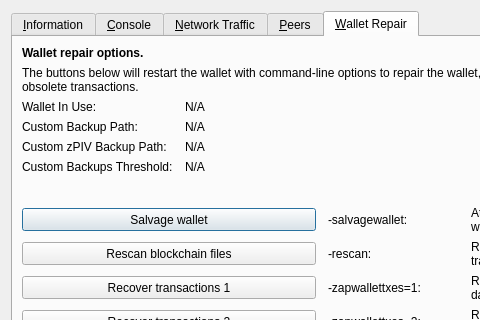
Before: the Qt Designer form src/qt/forms/rpcconsole.ui in royalsoftkv/dexergi, drawn with Qt 5; both pictures show x 0 to 480 and y 0 to 320 of the 769 by 485 pixel window.
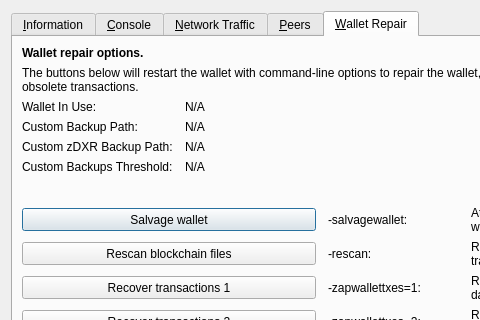
After: the same form once the commit is applied. The open tabs and pages were chosen to show the change. Icons and pictures are not drawn. Custom widgets are drawn as their Qt base class.

```diff
--- a/src/qt/forms/rpcconsole.ui
+++ b/src/qt/forms/rpcconsole.ui
@@ -1328,7 +1328,7 @@
        <item row="4" column="0">
         <widget class="QLabel" name="wallet_customzpivbackuppath_label">
          <property name="text">
-          <string>Custom zPIV Backup Path:</string>
+          <string>Custom zDXR Backup Path:</string>
          </property>
          <property name="visible">
           <bool>false</bool>
```
